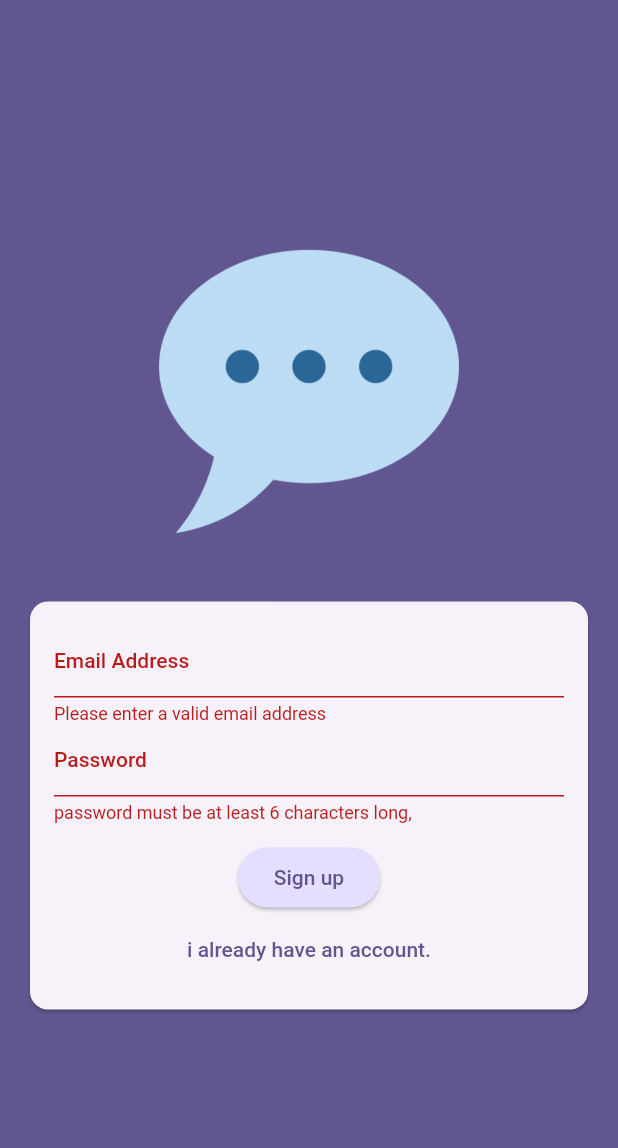
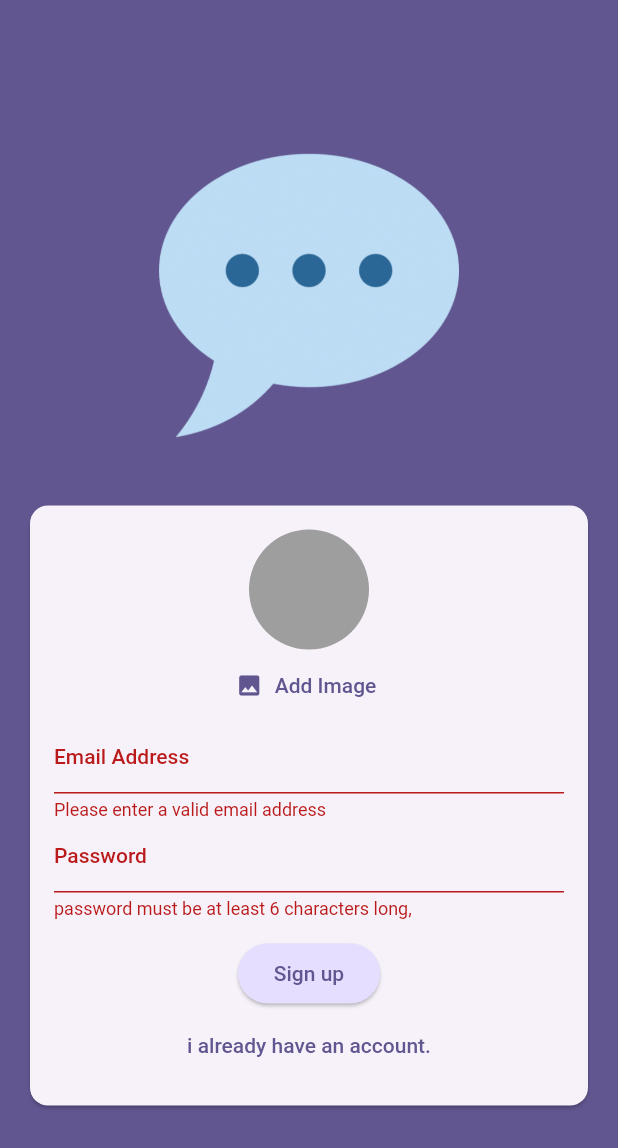
Before and after one commit to danielosi2/chatapp, a Flutter app: the screen it shows after launch, after a tap on "Login", after a tap on "Create account", on a phone screen of 412 x 824 dp. Shown: the top 1148 px of the screen. Run offline on Flutter 3.47's test engine with Material 2 defaults, Android fonts, the phone set to English and light mode, and no system bars; our stand-ins replace firebase_auth, firebase_core, image_picker; accounts and stored records are empty.

Commit message:
image upload

```diff
--- a/lib/screens/auth.dart
+++ b/lib/screens/auth.dart
@@ -1,3 +1,5 @@
+import 'dart:io';
+import 'package:chatapp/widgets/user_image_piacker.dart';
 import 'package:flutter/material.dart';
 import 'package:firebase_auth/firebase_auth.dart';
 
@@ -16,10 +18,11 @@ class _AuthScreenState extends State<AuthScreen> {
   var _isLogin = true;
   var _entredEmail = '';
   var _entredPassword = '';
+  File? _selectedImage;
 
   void _submit() async {
     final isValid = _form.currentState!.validate();
-    if (!isValid) {
+    if (!isValid || !_isLogin && _selectedImage == null) {
       return;
     }
 
@@ -76,6 +79,12 @@ class _AuthScreenState extends State<AuthScreen> {
                       child: Column(
                         mainAxisSize: MainAxisSize.min,
                         children: [
+                          if (!_isLogin)
+                            UserImagePicker(
+                              onPickImade: (pickedImage) {
+                                _selectedImage = pickedImage;
+                              },
+                            ),
                           TextFormField(
                             decoration: const InputDecoration(
                               label: Text("Email Address"),
--- a/lib/widgets/user_image_piacker.dart
+++ b/lib/widgets/user_image_piacker.dart
@@ -1,15 +1,57 @@
+import 'dart:io';
 import 'package:flutter/material.dart';
+import 'package:image_picker/image_picker.dart';
 
 class UserImagePicker extends StatefulWidget {
-  const UserImagePicker({super.key});
+  const UserImagePicker({super.key, required this.onPickImade});
+
+  final void Function(File pickedImage) onPickImade;
 
   @override
   State<UserImagePicker> createState() => _UserImagePickerState();
 }
 
 class _UserImagePickerState extends State<UserImagePicker> {
+  File? pickedImageFile;
+
+  void _pickImage() async {
+    final pickedImage = await ImagePicker().pickImage(
+      source: ImageSource.gallery,
+      imageQuality: 50,
+      maxWidth: 150,
+    );
+
+    if (pickedImage == null) {
+      return;
+    }
+
+    setState(() {
+      pickedImageFile = File(pickedImage.path);
+    });
+
+    widget.onPickImade(pickedImageFile!);
+  }
+
   @override
   Widget build(BuildContext context) {
-    return const Placeholder();
+    return Column(
+      children: [
+        CircleAvatar(
+          radius: 40,
+          backgroundColor: Colors.grey,
+          foregroundImage: pickedImageFile != null ? FileImage(pickedImageFile!) : null,
+        ),
+        TextButton.icon(
+          onPressed: _pickImage,
+          label: Text(
+            'Add Image',
+            style: TextStyle(
+              color: Theme.of(context).colorScheme.primary,
+            ),
+          ),
+          icon: const Icon(Icons.image),
+        )
+      ],
+    );
   }
 }
```
